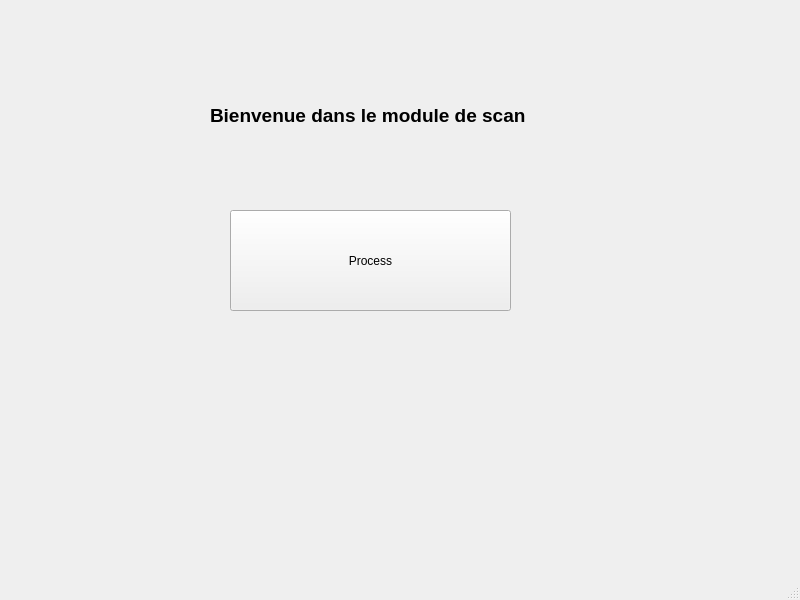
The window that FaceRecognition/employe.ui (idriss92/FaceRecognition) describes before a commit, drawn with Qt 5.
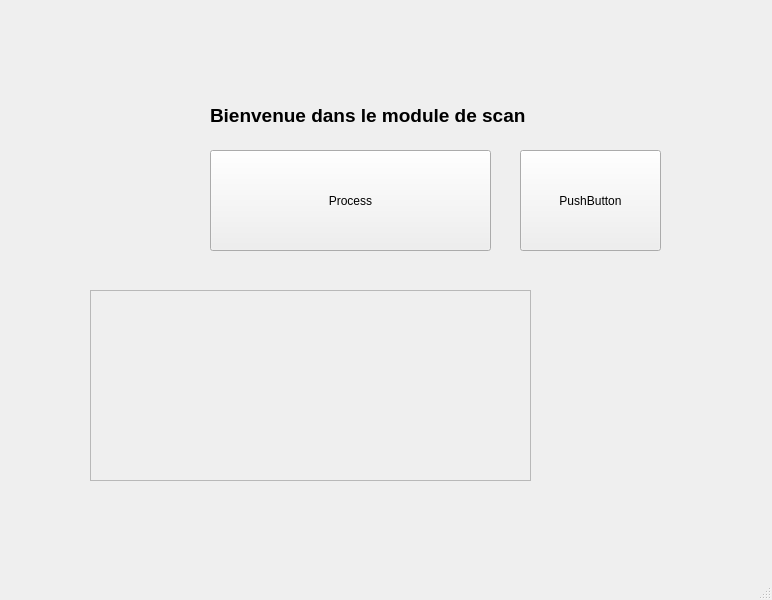
The same window after the commit.

What changed in the file:
```diff
--- a/FaceRecognition/employe.ui
+++ b/FaceRecognition/employe.ui
@@ -6,7 +6,7 @@
    <rect>
     <x>0</x>
     <y>0</y>
-    <width>800</width>
+    <width>772</width>
     <height>600</height>
    </rect>
   </property>
@@ -30,8 +30,8 @@
    <widget class="QPushButton" name="pushButtonProcess">
     <property name="geometry">
      <rect>
-      <x>230</x>
-      <y>210</y>
+      <x>210</x>
+      <y>150</y>
       <width>281</width>
       <height>101</height>
      </rect>
@@ -40,6 +40,35 @@
      <string>Process</string>
     </property>
    </widget>
+   <widget class="QFrame" name="frame">
+    <property name="geometry">
+     <rect>
+      <x>90</x>
+      <y>290</y>
+      <width>441</width>
+      <height>191</height>
+     </rect>
+    </property>
+    <property name="frameShape">
+     <enum>QFrame::StyledPanel</enum>
+    </property>
+    <property name="frameShadow">
+     <enum>QFrame::Raised</enum>
+    </property>
+   </widget>
+   <widget class="QPushButton" name="pushButton">
+    <property name="geometry">
+     <rect>
+      <x>520</x>
+      <y>150</y>
+      <width>141</width>
+      <height>101</height>
+     </rect>
+    </property>
+    <property name="text">
+     <string>PushButton</string>
+    </property>
+   </widget>
   </widget>
   <widget class="QMenuBar" name="menubar">
    <property name="geometry">
```
Left out of the diff: 4 changed lines with no effect on the pictures.
